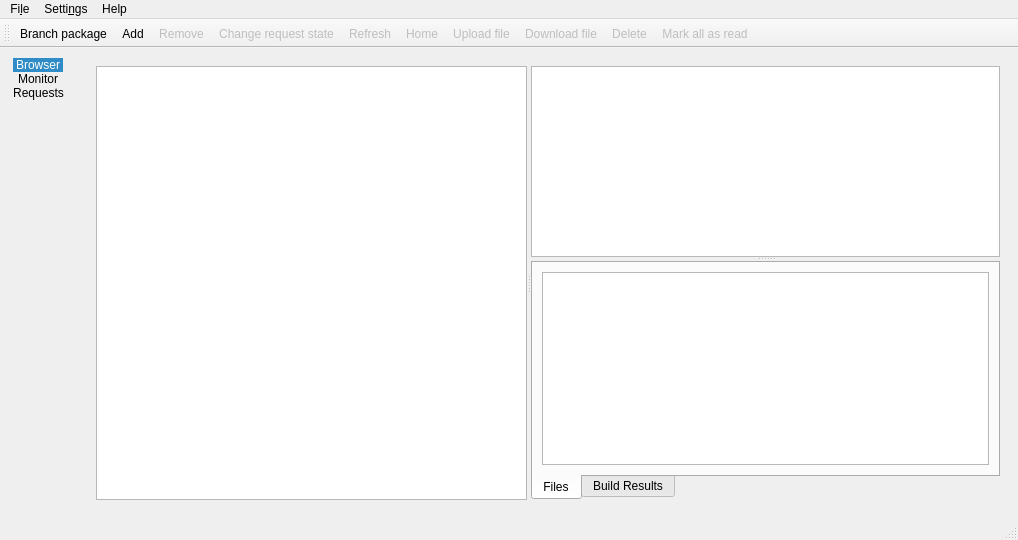
Old version of the form src/gui/mainwindow.ui in the repository javierllorente/qactus.
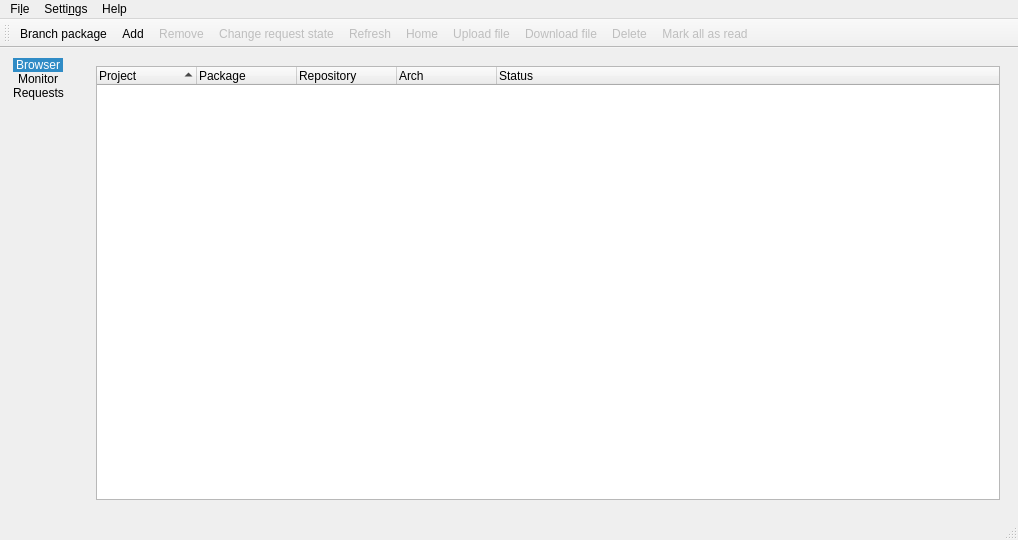
New version of the form. Icons and pictures are not drawn. Custom widgets are drawn as their Qt base class.

Commit message: Refactoring. New class: Browser

```diff
--- a/src/gui/mainwindow.ui
+++ b/src/gui/mainwindow.ui
@@ -106,131 +106,6 @@
         <height>0</height>
        </size>
       </property>
-      <widget class="QWidget" name="browserPage">
-       <layout class="QVBoxLayout" name="verticalLayout_7">
-        <item>
-         <widget class="QSplitter" name="hSplitterBrowser">
-          <property name="orientation">
-           <enum>Qt::Horizontal</enum>
-          </property>
-          <widget class="QWidget" name="verticalLayoutWidget">
-           <layout class="QVBoxLayout" name="verticalLayout_6" stretch="0">
-            <property name="spacing">
-             <number>3</number>
-            </property>
-            <property name="sizeConstraint">
-             <enum>QLayout::SetDefaultConstraint</enum>
-            </property>
-            <item>
-             <widget class="ProjectTreeWidget" name="treeProjects">
-              <property name="sizePolicy">
-               <sizepolicy hsizetype="Expanding" vsizetype="Expanding">
-                <horstretch>0</horstretch>
-                <verstretch>0</verstretch>
-               </sizepolicy>
-              </property>
-              <property name="minimumSize">
-               <size>
-                <width>50</width>
-                <height>0</height>
-               </size>
-              </property>
-              <property name="editTriggers">
-               <set>QAbstractItemView::NoEditTriggers</set>
-              </property>
-              <attribute name="headerVisible">
-               <bool>false</bool>
-              </attribute>
-              <attribute name="headerDefaultSectionSize">
-               <number>49</number>
-              </attribute>
-             </widget>
-            </item>
-           </layout>
-          </widget>
-          <widget class="QWidget" name="verticalLayoutWidget_2">
-           <layout class="QVBoxLayout" name="verticalLayout_5">
-            <item>
-             <widget class="QSplitter" name="vSplitterBrowser">
-              <property name="orientation">
-               <enum>Qt::Vertical</enum>
-              </property>
-              <widget class="PackageTreeWidget" name="treePackages">
-               <property name="sizePolicy">
-                <sizepolicy hsizetype="Expanding" vsizetype="Expanding">
-                 <horstretch>0</horstretch>
-                 <verstretch>0</verstretch>
-                </sizepolicy>
-               </property>
-               <property name="editTriggers">
-                <set>QAbstractItemView::NoEditTriggers</set>
-               </property>
-               <property name="alternatingRowColors">
-                <bool>true</bool>
-               </property>
-               <property name="rootIsDecorated">
-                <bool>false</bool>
-               </property>
-               <attribute name="headerVisible">
-                <bool>false</bool>
-               </attribute>
-               <attribute name="headerDefaultSectionSize">
-                <number>49</number>
-               </attribute>
-              </widget>
-              <widget class="QTabWidget" name="tabWidgetPackages">
-               <property name="tabPosition">
-                <enum>QTabWidget::South</enum>
-               </property>
-               <property name="currentIndex">
-                <number>0</number>
-               </property>
-               <widget class="QWidget" name="tabFiles">
-                <attribute name="title">
-                 <string>Files</string>
-                </attribute>
-                <layout class="QVBoxLayout" name="verticalLayout_4">
-                 <item>
-                  <widget class="FileTreeWidget" name="treeFiles">
-                   <property name="editTriggers">
-                    <set>QAbstractItemView::NoEditTriggers</set>
-                   </property>
-                   <property name="rootIsDecorated">
-                    <bool>false</bool>
-                   </property>
-                   <property name="sortingEnabled">
-                    <bool>true</bool>
-                   </property>
-                  </widget>
-                 </item>
-                </layout>
-               </widget>
-               <widget class="QWidget" name="tab_2">
-                <attribute name="title">
-                 <string>Build Results</string>
-                </attribute>
-                <layout class="QVBoxLayout" name="verticalLayout_2">
-                 <item>
-                  <widget class="BuildResultTreeWidget" name="treeBuildResults">
-                   <property name="editTriggers">
-                    <set>QAbstractItemView::NoEditTriggers</set>
-                   </property>
-                   <property name="sortingEnabled">
-                    <bool>true</bool>
-                   </property>
-                  </widget>
-                 </item>
-                </layout>
-               </widget>
-              </widget>
-             </widget>
-            </item>
-           </layout>
-          </widget>
-         </widget>
-        </item>
-       </layout>
-      </widget>
       <widget class="QWidget" name="monitorPage">
        <layout class="QGridLayout" name="gridLayout_tabMonitor">
         <item row="0" column="0">
@@ -658,31 +533,11 @@
   </action>
  </widget>
  <customwidgets>
-  <customwidget>
-   <class>FileTreeWidget</class>
-   <extends>QTreeView</extends>
-   <header>filetreewidget.h</header>
-  </customwidget>
-  <customwidget>
-   <class>ProjectTreeWidget</class>
-   <extends>QTreeView</extends>
-   <header>projecttreewidget.h</header>
-  </customwidget>
   <customwidget>
    <class>MonitorTreeWidget</class>
    <extends>QTreeWidget</extends>
    <header>monitortreewidget.h</header>
   </customwidget>
-  <customwidget>
-   <class>PackageTreeWidget</class>
-   <extends>QTreeView</extends>
-   <header>packagetreewidget.h</header>
-  </customwidget>
-  <customwidget>
-   <class>BuildResultTreeWidget</class>
-   <extends>QTreeView</extends>
-   <header>buildresulttreewidget.h</header>
-  </customwidget>
   <customwidget>
    <class>RequestBoxTreeWidget</class>
    <extends>QTreeWidget</extends>
```
The commit also changes 6 other files.
